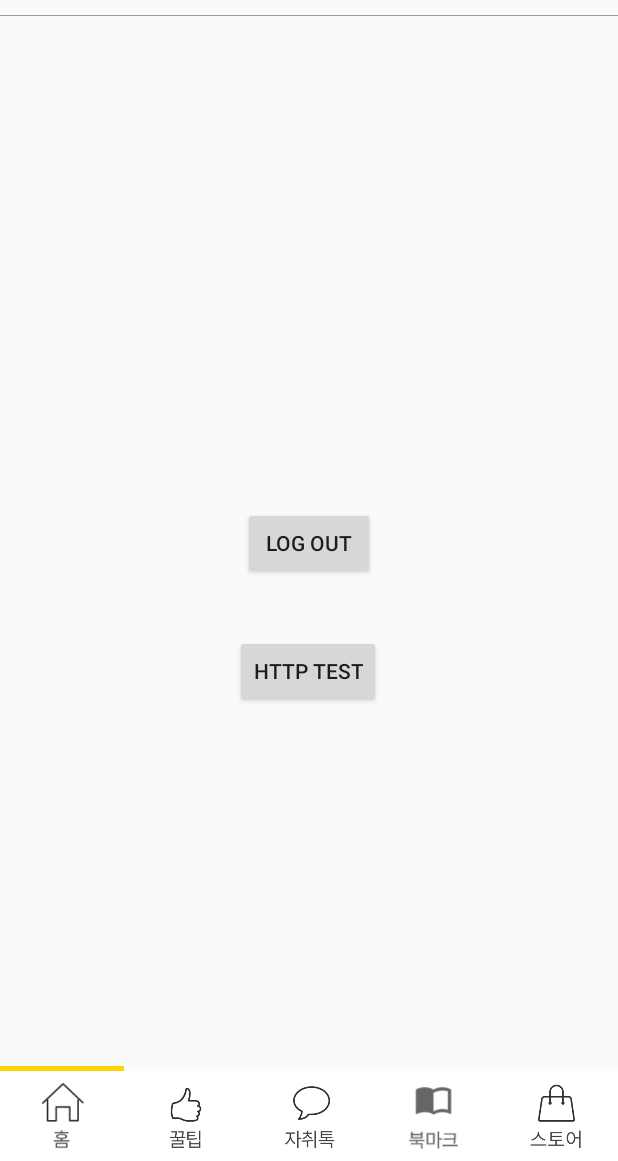
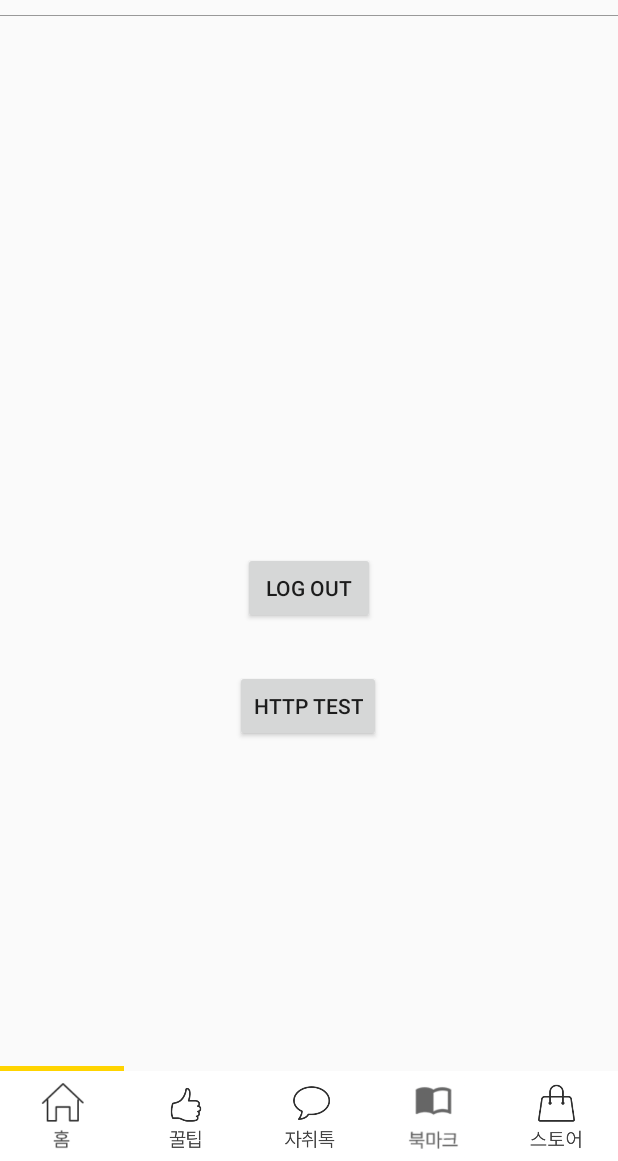
Before and after one commit to luxetverit/MySoloLife, an Android app: the screen it shows after launch once a user with an empty profile is signed in (MainActivity), on a phone screen of 412 x 824 dp, the part 75-1236 px from its top. Run offline under Robolectric (Android 15) with nearby library versions, the phone set to English and light mode, and no system bars; our stand-ins replace Firebase (no records; nobody signed in at launch, a user with empty details on screens opened directly), data binding.

Commit message:
change http test button & logout button location

```diff
--- a/app/src/main/java/com/example/mysololife/MainActivity.kt
+++ b/app/src/main/java/com/example/mysololife/MainActivity.kt
@@ -22,7 +22,7 @@ class MainActivity : AppCompatActivity() {
 
         setContentView(R.layout.activity_main)
 
-        findViewById<Button>(R.id.logoutBtn).setOnClickListener {
+        /*findViewById<Button>(R.id.logoutBtn).setOnClickListener {
 
             auth.signOut()
 
@@ -34,7 +34,7 @@ class MainActivity : AppCompatActivity() {
         findViewById<Button>(R.id.testHttpBtn).setOnClickListener {
             val intent = Intent(this, TestHttpActivity::class.java)
             startActivity(intent)
-        }
+        }*/
 
 
     }
--- a/app/src/main/java/com/example/mysololife/fragments/HomeFragment.kt
+++ b/app/src/main/java/com/example/mysololife/fragments/HomeFragment.kt
@@ -1,19 +1,29 @@
 package com.example.mysololife.fragments
 
+import android.content.Intent
 import android.os.Bundle
 import androidx.fragment.app.Fragment
 import android.view.LayoutInflater
 import android.view.View
 import android.view.ViewGroup
+import android.widget.Button
 import android.widget.Toast
 import androidx.databinding.DataBindingUtil
+import androidx.fragment.app.FragmentActivity
 import androidx.navigation.findNavController
+import com.example.mysololife.MainActivity
 import com.example.mysololife.R
+import com.example.mysololife.auth.IntroActivity
 import com.example.mysololife.databinding.FragmentHomeBinding
+import com.example.mysololife.test.TestHttpActivity
+import com.google.firebase.auth.FirebaseAuth
+import com.google.firebase.auth.ktx.auth
+import com.google.firebase.ktx.Firebase
 
 class HomeFragment : Fragment() {
 
     private lateinit var binding : FragmentHomeBinding
+    private lateinit var auth : FirebaseAuth
 
     override fun onCreate(savedInstanceState: Bundle?) {
         super.onCreate(savedInstanceState)
@@ -26,6 +36,20 @@ class HomeFragment : Fragment() {
     ): View? {
 
         binding = DataBindingUtil.inflate(inflater, R.layout.fragment_home, container, false)
+        auth = Firebase.auth
+
+        binding.logoutBtn.setOnClickListener {
+
+            auth.signOut()
+            val intent = Intent(context, MainActivity::class.java)
+            intent.flags = Intent.FLAG_ACTIVITY_NEW_TASK or Intent.FLAG_ACTIVITY_CLEAR_TOP
+            startActivity(intent)
+        }
+
+        binding.testHttpBtn.setOnClickListener {
+            val intent = Intent(context, TestHttpActivity::class.java)
+            startActivity(intent)
+        }
 
         binding.tipTap.setOnClickListener {
             it.findNavController().navigate(R.id.action_homeFragment_to_tipFragment)
--- a/app/src/main/res/layout/activity_main.xml
+++ b/app/src/main/res/layout/activity_main.xml
@@ -50,27 +50,5 @@
         app:navGraph="@navigation/main_nav"
         android:layout_marginTop="60dp"/>
 
-    <Button
-        android:id="@+id/logoutBtn"
-        android:layout_width="wrap_content"
-        android:layout_height="wrap_content"
-        android:text="LOG OUT"
-        app:layout_constraintBottom_toBottomOf="parent"
-        app:layout_constraintLeft_toLeftOf="parent"
-        app:layout_constraintRight_toRightOf="parent"
-        app:layout_constraintTop_toTopOf="parent" />
-
-    <Button
-        android:id="@+id/testHttpBtn"
-        android:layout_width="wrap_content"
-        android:layout_height="wrap_content"
-        android:text="HTTP TEST"
-        app:layout_constraintBottom_toBottomOf="parent"
-        app:layout_constraintHorizontal_bias="0.498"
-        app:layout_constraintLeft_toLeftOf="parent"
-        app:layout_constraintRight_toRightOf="parent"
-        app:layout_constraintTop_toTopOf="parent"
-        app:layout_constraintVertical_bias="0.61" />
-
 
 </androidx.constraintlayout.widget.ConstraintLayout>
--- a/app/src/main/res/layout/fragment_home.xml
+++ b/app/src/main/res/layout/fragment_home.xml
@@ -11,6 +11,28 @@
         <androidx.constraintlayout.widget.ConstraintLayout
             android:layout_width="match_parent"
             android:layout_height="match_parent" >
+
+            <Button
+                android:id="@+id/logoutBtn"
+                android:layout_width="wrap_content"
+                android:layout_height="wrap_content"
+                android:text="LOG OUT"
+                app:layout_constraintBottom_toBottomOf="parent"
+                app:layout_constraintLeft_toLeftOf="parent"
+                app:layout_constraintRight_toRightOf="parent"
+                app:layout_constraintTop_toTopOf="parent" />
+
+            <Button
+                android:id="@+id/testHttpBtn"
+                android:layout_width="wrap_content"
+                android:layout_height="wrap_content"
+                android:text="HTTP TEST"
+                app:layout_constraintBottom_toBottomOf="parent"
+                app:layout_constraintHorizontal_bias="0.498"
+                app:layout_constraintLeft_toLeftOf="parent"
+                app:layout_constraintRight_toRightOf="parent"
+                app:layout_constraintTop_toTopOf="parent"
+                app:layout_constraintVertical_bias="0.61" />
 
             <LinearLayout
                 android:layout_width="match_parent"
```
Also changed, not shown: app/src/main/java/com/example/mysololife/test/TestHttpActivity.kt (+0 -1 lines).
